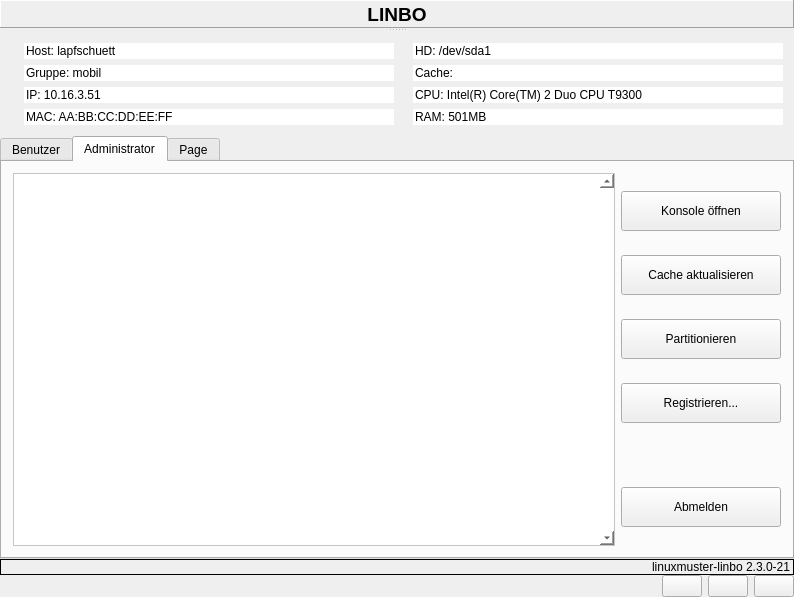
Qt form linbo_gui/linbogui.ui (linuxmuster/linuxmuster-linbo) before a commit.
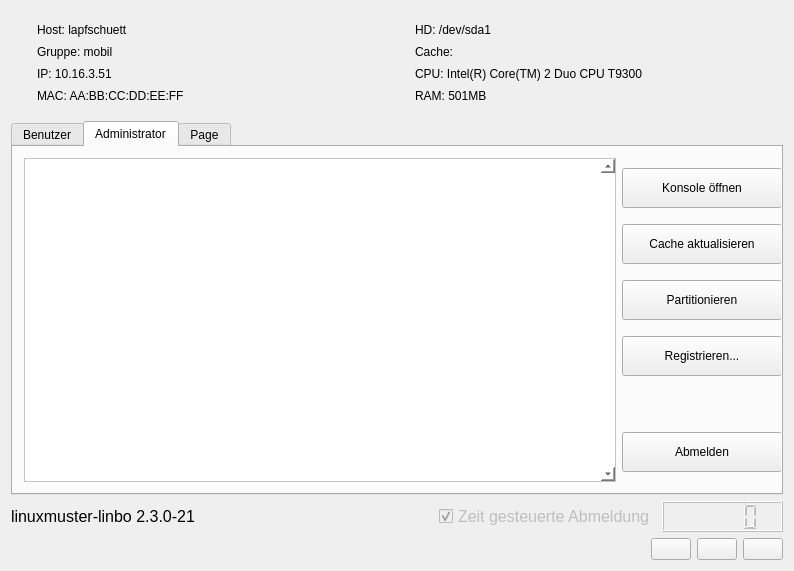
The same form after that commit. The open tabs and pages were chosen to show the change. Icons and pictures are not drawn. Custom widgets are drawn as their Qt base class.

Commit message: added login dialog, removed linboPasswordBox dlg

```diff
--- a/linbo_gui/linbogui.ui
+++ b/linbo_gui/linbogui.ui
@@ -10,7 +10,7 @@
     <x>0</x>
     <y>0</y>
     <width>794</width>
-    <height>597</height>
+    <height>571</height>
    </rect>
   </property>
   <property name="sizePolicy">
@@ -26,53 +26,11 @@
    <bool>true</bool>
   </property>
   <layout class="QVBoxLayout" name="verticalLayout">
-   <property name="spacing">
-    <number>0</number>
-   </property>
-   <property name="leftMargin">
-    <number>0</number>
-   </property>
-   <property name="topMargin">
-    <number>0</number>
-   </property>
-   <property name="rightMargin">
-    <number>0</number>
-   </property>
-   <property name="bottomMargin">
-    <number>0</number>
-   </property>
    <item>
     <widget class="QSplitter" name="splitter">
      <property name="orientation">
       <enum>Qt::Vertical</enum>
      </property>
-     <widget class="QLabel" name="titel">
-      <property name="minimumSize">
-       <size>
-        <width>769</width>
-        <height>28</height>
-       </size>
-      </property>
-      <property name="font">
-       <font>
-        <pointsize>14</pointsize>
-        <weight>75</weight>
-        <bold>true</bold>
-       </font>
-      </property>
-      <property name="frameShape">
-       <enum>QFrame::Panel</enum>
-      </property>
-      <property name="frameShadow">
-       <enum>QFrame::Raised</enum>
-      </property>
-      <property name="text">
-       <string>LINBO</string>
-      </property>
-      <property name="alignment">
-       <set>Qt::AlignCenter</set>
-      </property>
-     </widget>
      <widget class="QWidget" name="layoutWidget">
       <layout class="QHBoxLayout" name="horizontalLayout">
        <item>
@@ -99,7 +57,8 @@
             <bool>false</bool>
            </property>
            <property name="styleSheet">
-            <string notr="true">color: rgb(0, 0, 0);</string>
+            <string notr="true">color: rgb(0, 0, 0);
+background-color: rgba(255, 255, 255, 0);</string>
            </property>
            <property name="text">
             <string>Host: lapfschuett</string>
@@ -118,7 +77,8 @@
             <bool>false</bool>
            </property>
            <property name="styleSheet">
-            <string notr="true">color: rgb(0, 0, 0);</string>
+            <string notr="true">color: rgb(0, 0, 0);
+background-color: rgba(255, 255, 255, 0);</string>
            </property>
            <property name="text">
             <string>Gruppe: mobil</string>
@@ -137,7 +97,8 @@
             <bool>false</bool>
            </property>
            <property name="styleSheet">
-            <string notr="true">color: rgb(0, 0, 0);</string>
+            <string notr="true">color: rgb(0, 0, 0);
+background-color: rgba(255, 255, 255, 0);</string>
            </property>
            <property name="text">
             <string>IP: 10.16.3.51</string>
@@ -156,7 +117,8 @@
             <bool>false</bool>
            </property>
            <property name="styleSheet">
-            <string notr="true">color: rgb(0, 0, 0);</string>
+            <string notr="true">color: rgb(0, 0, 0);
+background-color: rgba(255, 255, 255, 0);</string>
            </property>
            <property name="text">
             <string>MAC: AA:BB:CC:DD:EE:FF</string>
@@ -195,7 +157,8 @@
             <bool>false</bool>
            </property>
            <property name="styleSheet">
-            <string notr="true">color: rgb(0, 0, 0);</string>
+            <string notr="true">color: rgb(0, 0, 0);
+background-color: rgba(255, 255, 255, 0);</string>
            </property>
            <property name="text">
             <string>HD: /dev/sda1</string>
@@ -214,7 +177,8 @@
             <bool>false</bool>
            </property>
            <property name="styleSheet">
-            <string notr="true">color: rgb(0, 0, 0);</string>
+            <string notr="true">color: rgb(0, 0, 0);
+background-color: rgba(255, 255, 255, 0);</string>
            </property>
            <property name="text">
             <string>Cache: </string>
@@ -233,7 +197,8 @@
             <bool>false</bool>
            </property>
            <property name="styleSheet">
-            <string notr="true">color: rgb(0, 0, 0);</string>
+            <string notr="true">color: rgb(0, 0, 0);
+background-color: rgba(255, 255, 255, 0);</string>
            </property>
            <property name="text">
             <string>CPU: Intel(R) Core(TM) 2 Duo CPU T9300</string>
@@ -252,7 +217,8 @@
             <bool>false</bool>
            </property>
            <property name="styleSheet">
-            <string notr="true">color: rgb(0, 0, 0);</string>
+            <string notr="true">color: rgb(0, 0, 0);
+background-color: rgba(255, 255, 255, 0);</string>
            </property>
            <property name="text">
             <string>RAM: 501MB</string>
@@ -395,10 +361,15 @@
            <rect>
             <x>0</x>
             <y>0</y>
-            <width>582</width>
-            <height>313</height>
+            <width>576</width>
+            <height>273</height>
            </rect>
           </property>
+          <layout class="QGridLayout" name="gridLayout_4">
+           <item row="0" column="0">
+            <layout class="QGridLayout" name="gridLayout_3"/>
+           </item>
+          </layout>
          </widget>
         </widget>
        </item>
@@ -573,6 +544,8 @@
     </widget>
    </item>
    <item>
+    <layout class="QHBoxLayout" name="horizontalLayout_6">
+     <item>
     <widget class="QLabel" name="version">
      <property name="sizePolicy">
       <sizepolicy hsizetype="Preferred" vsizetype="Preferred">
@@ -580,11 +553,16 @@
        <verstretch>0</verstretch>
       </sizepolicy>
      </property>
+       <property name="font">
+        <font>
+         <pointsize>12</pointsize>
+        </font>
+       </property>
      <property name="autoFillBackground">
       <bool>false</bool>
      </property>
      <property name="frameShape">
-      <enum>QFrame::Panel</enum>
+        <enum>QFrame::NoFrame</enum>
      </property>
      <property name="frameShadow">
       <enum>QFrame::Plain</enum>
@@ -593,9 +571,51 @@
       <string>linuxmuster-linbo 2.3.0-21</string>
      </property>
      <property name="alignment">
-      <set>Qt::AlignRight|Qt::AlignTrailing|Qt::AlignVCenter</set>
-     </property>
-    </widget>
+        <set>Qt::AlignLeading|Qt::AlignLeft|Qt::AlignVCenter</set>
+       </property>
+      </widget>
+     </item>
+     <item>
+      <widget class="QCheckBox" name="cbTimeout">
+       <property name="enabled">
+        <bool>false</bool>
+       </property>
+       <property name="minimumSize">
+        <size>
+         <width>181</width>
+         <height>31</height>
+        </size>
+       </property>
+       <property name="font">
+        <font>
+         <pointsize>12</pointsize>
+        </font>
+       </property>
+       <property name="text">
+        <string>Zeit gesteuerte Abmeldung</string>
+       </property>
+       <property name="checkable">
+        <bool>true</bool>
+       </property>
+       <property name="checked">
+        <bool>true</bool>
+       </property>
+      </widget>
+     </item>
+     <item>
+      <widget class="QLCDNumber" name="timeoutCounter">
+       <property name="enabled">
+        <bool>false</bool>
+       </property>
+       <property name="minimumSize">
+        <size>
+         <width>121</width>
+         <height>31</height>
+        </size>
+       </property>
+      </widget>
+     </item>
+    </layout>
    </item>
    <item>
     <layout class="QHBoxLayout" name="horizontalLayout_2">
```
Left out of the diff: 6 changed lines with no effect on the pictures. Lines whose indentation alone changed are shown as unchanged. The commit also changes 12 other files.
